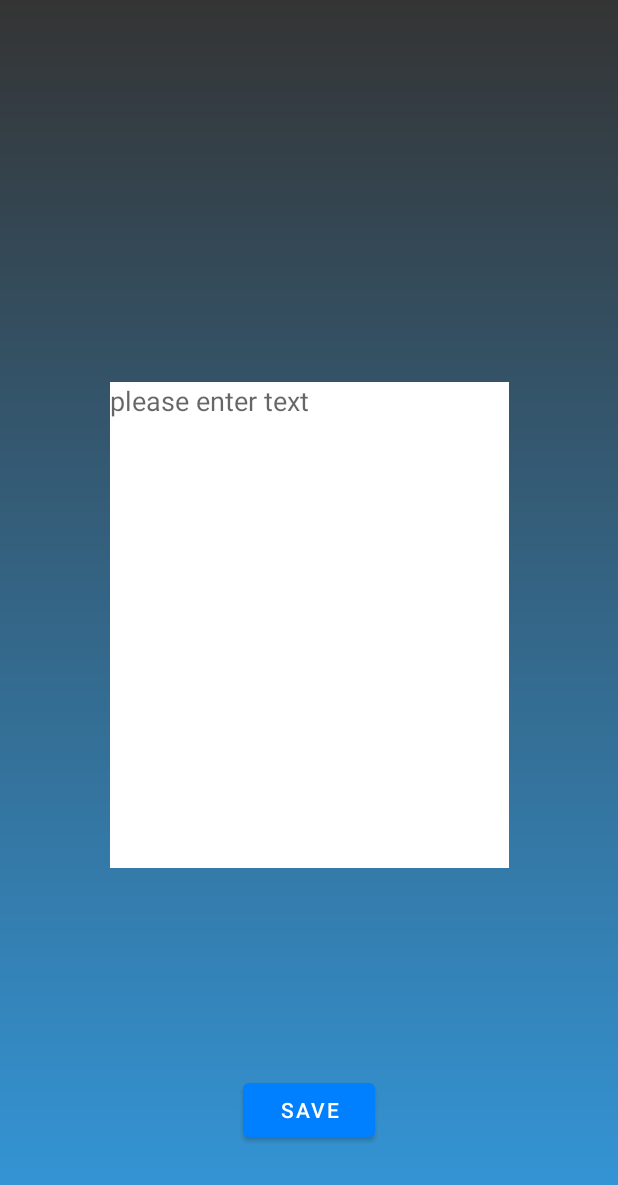
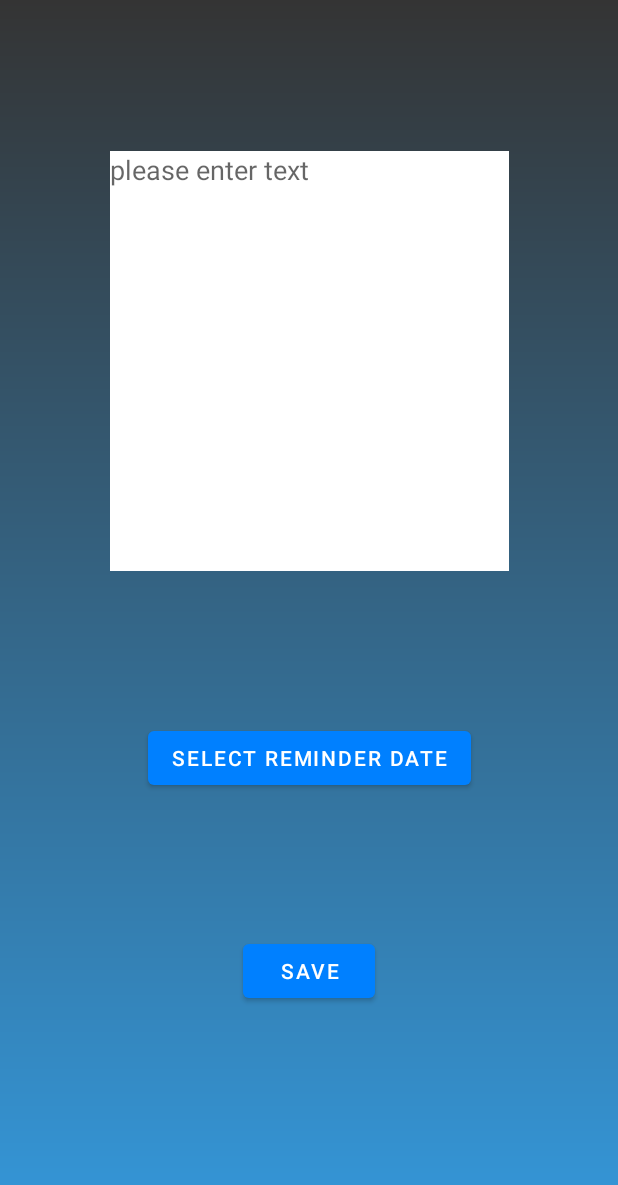
Before and after one commit to SengGruppe/QuickNotes, an Android app: the layout activity_pop.xml on its own in the app's theme, with its tools: preview values and no code run, on a phone screen of 412 x 824 dp. Shown: the top 1185 px of the screen. Run offline under Robolectric (Android 15) with nearby library versions, the phone set to English and light mode, and no system bars.

Commit message:
Implemented Notification System. Now works with selected date. Current default: If user did not select date, it will take the next day. Currently it is not possible to change the Time of the reminder and will remind the user at the time of creation. Currently the Notification doesn't display the note. Added TimeCondition and updated Condition Interface. NotesDateNotifier was renamed to UserNotifier. It is intended to be used for all Notifications, that should be send. NotificationReceiver is for the TimedNotification. Added DatePickerFragment for Date Selection.
TODO: Implement the TimePicker. Display the Note in the Notification.

```diff
--- a/app/src/main/AndroidManifest.xml
+++ b/app/src/main/AndroidManifest.xml
@@ -22,7 +22,10 @@
         </activity>
         <activity android:name=".activities.PopActivity"
             android:theme="@style/AppTheme.PopMe"/>
-        <service android:name=".core.NotesDateNotifier" android:enabled="true">
+        <receiver android:name=".core.NotificationReceiver" android:enabled="true">
+            <intent-filter> <action android:name="NOTIFICATION_SERVICE" /></intent-filter>
+        </receiver>
+        <service android:name=".core.UserNotifier" android:enabled="true">
             <intent-filter> <action android:name="NOTIFICATION_SERVICE" /></intent-filter>
         </service>
     </application>
--- a/app/src/main/java/io/github/senggruppe/quicknotes/core/Condition.java
+++ b/app/src/main/java/io/github/senggruppe/quicknotes/core/Condition.java
@@ -1,5 +1,6 @@
 package io.github.senggruppe.quicknotes.core;
 
-//TODO implement
-class Condition {
+public interface Condition {
+    String getType();
+    String getDescription();
 }
--- a/app/src/main/res/layout/activity_pop.xml
+++ b/app/src/main/res/layout/activity_pop.xml
@@ -8,10 +8,9 @@
     tools:context=".activities.PopActivity">
 
     <EditText
-        android:hint="@string/hint"
         android:id="@+id/noteText"
         android:layout_width="266dp"
-        android:layout_height="324dp"
+        android:layout_height="280dp"
         android:layout_marginBottom="8dp"
         android:layout_marginEnd="8dp"
         android:layout_marginStart="8dp"
@@ -20,15 +19,29 @@
         android:inputType="textMultiLine"
         android:background="#FFFFFF"
         android:gravity="top"
+        android:hint="@string/hint"
 
 
         android:lines="6"
+        app:layout_constraintBottom_toTopOf="@+id/datePickButton"
+        app:layout_constraintEnd_toEndOf="parent"
+        app:layout_constraintStart_toStartOf="parent"
+        app:layout_constraintTop_toTopOf="parent"
+        app:layout_constraintVertical_bias="0.652"
+        tools:textColor="@color/common_google_signin_btn_text_dark_focused" />
+
+    <Button
+        android:id="@+id/datePickButton"
+        android:layout_width="wrap_content"
+        android:layout_height="wrap_content"
+        android:layout_marginBottom="2dp"
+        android:layout_marginEnd="8dp"
+        android:layout_marginStart="8dp"
+        android:text="@string/datePickButtonText"
         app:layout_constraintBottom_toTopOf="@+id/saveButton"
         app:layout_constraintEnd_toEndOf="parent"
         app:layout_constraintStart_toStartOf="parent"
-        app:layout_constraintTop_toTopOf="parent"
-        app:layout_constraintVertical_bias="0.656"
-        tools:textColor="@color/common_google_signin_btn_text_dark_focused" />
+        app:layout_constraintTop_toBottomOf="@+id/noteText" />
 
     <Button
         android:id="@+id/saveButton"
@@ -38,8 +51,10 @@
         android:layout_marginEnd="8dp"
         android:layout_marginStart="8dp"
         android:text="@string/save_button"
+        app:layout_constraintTop_toBottomOf="@+id/datePickButton"
         app:layout_constraintBottom_toBottomOf="parent"
         app:layout_constraintEnd_toEndOf="parent"
         app:layout_constraintStart_toStartOf="parent" />
 
+
 </android.support.constraint.ConstraintLayout>
--- a/app/src/main/res/values/strings.xml
+++ b/app/src/main/res/values/strings.xml
@@ -6,4 +6,5 @@
     <string name="save_button">save</string>
     <string name="hint">please enter text</string>
     <string name="cd_note_item_expand_button">Notiz auf- oder zuklappen</string>
+    <string name="datePickButtonText">Select Reminder Date</string>
 </resources>
```
Also changed, not shown: app/src/main/java/io/github/senggruppe/quicknotes/activities/PopActivity.java (+29 -3 lines), app/src/main/java/io/github/senggruppe/quicknotes/core/NotesDateNotifier.java (deleted, +0 -50 lines), app/src/main/java/io/github/senggruppe/quicknotes/core/NotificationReceiver.java (added, +12 -0 lines), app/src/main/java/io/github/senggruppe/quicknotes/core/UserNotifier.java (added, +56 -0 lines), app/src/main/java/io/github/senggruppe/quicknotes/core/conditions/TimeCondition.java (added, +51 -0 lines), app/src/main/java/io/github/senggruppe/quicknotes/fragments/DatePickerFragment.java (added, +40 -0 lines).
